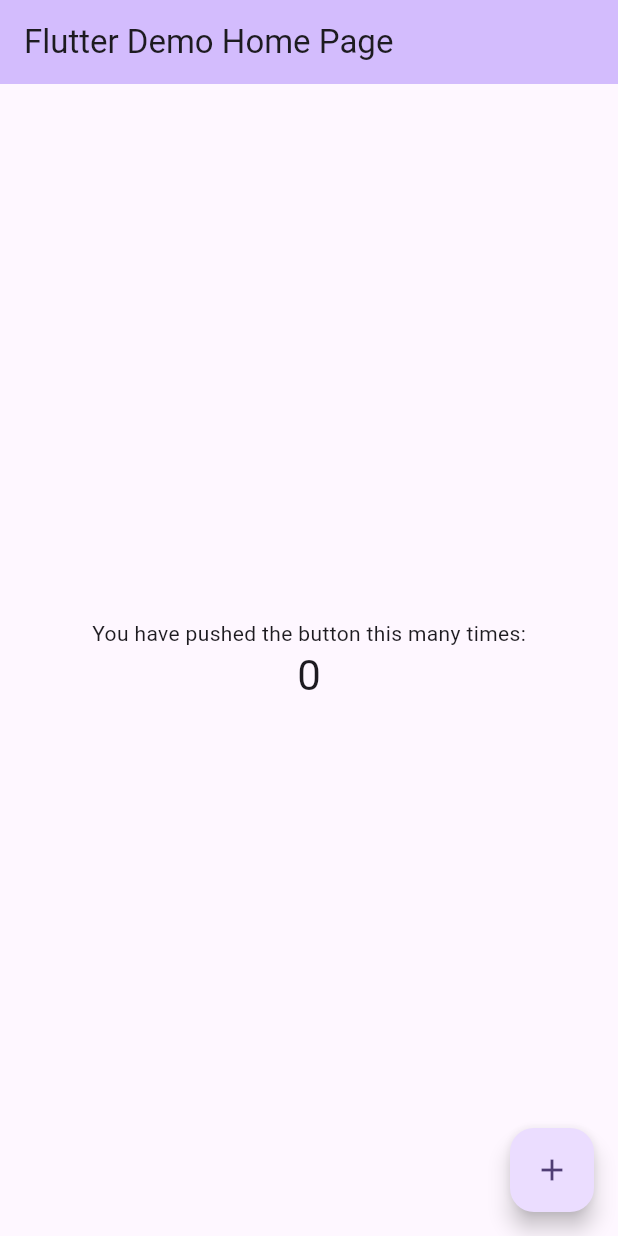
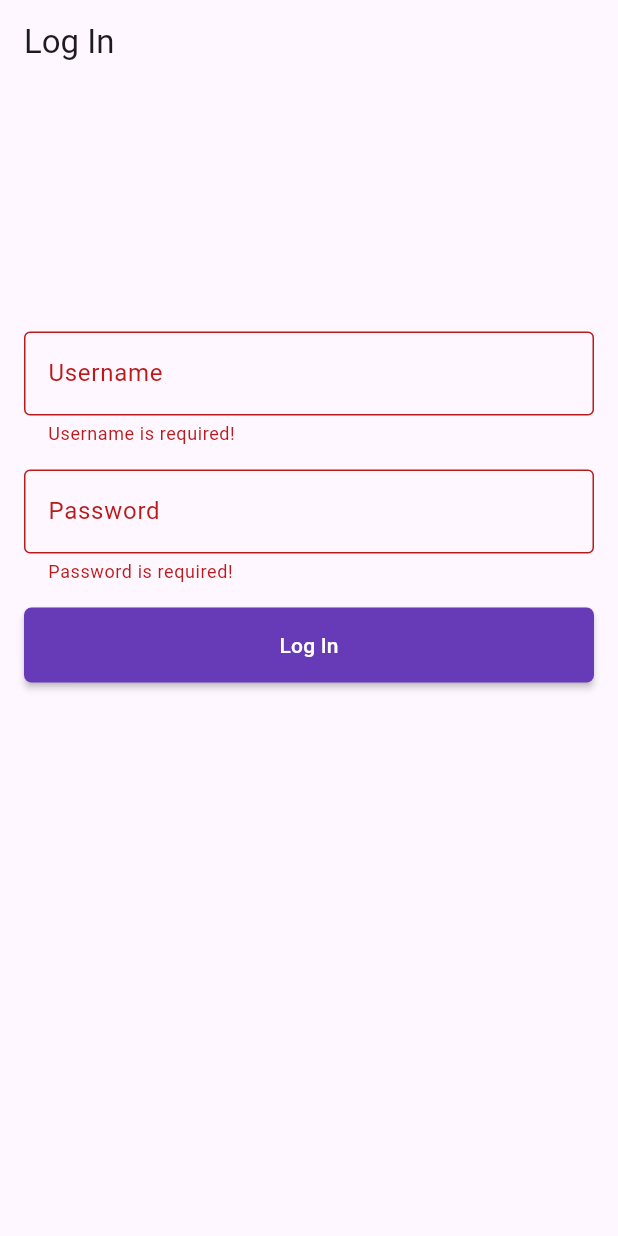
Before and after one commit to NRT-8519/ClientAndroidApp, a Flutter app: the screen it shows after launch, on a phone screen of 412 x 824 dp. Run offline on Flutter 3.47's test engine with Material 2 defaults, Android fonts, the phone set to English and light mode, and no system bars; our stand-ins replace flutter_secure_storage, jwt_decoder.

Commit message:
Login and Logout

```diff
--- /dev/null
+++ b/lib/auth/http_request.dart
@@ -0,0 +1,24 @@
+import 'dart:convert';
+
+import 'package:http/http.dart';
+
+class HttpRequests {
+  static const SERVER = "https://10.0.2.2:7215";
+
+  static Future<Response> authenticate(String username, String password) async {
+    final body = json.encode({
+      "username": username,
+      "password": password
+    });
+
+    Response result = await post(
+        Uri.parse("$SERVER/api/users/authenticate/"),
+        headers: {
+          "accept": "*/*",
+          "content-type": "application/json; charset=utf-8",
+        },
+        body: body);
+
+    return result;
+  }
+}
--- /dev/null
+++ b/lib/auth/login.dart
@@ -0,0 +1,100 @@
+import 'dart:convert';
+
+import 'package:client_android_app/auth/http_request.dart';
+import 'package:client_android_app/home.dart';
+import 'package:client_android_app/models/jwt.dart';
+import 'package:flutter/cupertino.dart';
+import 'package:flutter/material.dart';
+import 'package:flutter_secure_storage/flutter_secure_storage.dart';
+import 'package:http/http.dart';
+import 'package:jwt_decoder/jwt_decoder.dart';
+
+class LoginPage extends StatelessWidget {
+  LoginPage({super.key});
+
+  final TextEditingController usernameController = TextEditingController();
+  final TextEditingController passwordController = TextEditingController();
+
+  final storage = const FlutterSecureStorage();
+
+  void displayDialog(context, title, text) => showDialog(
+    context: context,
+    builder: (context) =>
+        AlertDialog(
+            title: Text(title),
+            content: Text(text)
+        ),
+  );
+
+  @override
+  Widget build(BuildContext context) {
+    return Scaffold(
+      appBar: AppBar(title: Text("Log In"), automaticallyImplyLeading: false),
+      body: Container(
+        width: MediaQuery.of(context).size.width,
+        height: MediaQuery.of(context).size.height,
+        alignment: Alignment.center,
+        child: Column(
+
+          children: [
+            Container(
+              margin: EdgeInsets.only(top: 165.0, left: 16.0, right: 16.0),
+              child: TextField(
+                controller: usernameController,
+                decoration: const InputDecoration(
+                    border: OutlineInputBorder(),
+                    labelText: "Username",
+                    errorText: "Username is required!"
+                ),
+              ),
+            ),
+            Container(
+              margin: EdgeInsets.all(16),
+              child: TextField(
+                controller: passwordController,
+                obscureText: true,
+                decoration: const InputDecoration(
+                    border: OutlineInputBorder(),
+                    labelText: "Password",
+                    errorText: "Password is required!"
+                ),
+              ),
+            ),
+            Container(
+              margin: EdgeInsets.only(left: 16.0, right: 16.0, top: 0.0),
+              height: 50.0,
+              width: MediaQuery.of(context).size.width,
+              child: MaterialButton(
+
+                shape: RoundedRectangleBorder(borderRadius: BorderRadius.circular(5)),
+                color: Colors.deepPurple,
+                textColor: Colors.white,
+                child: const Text("Log In"),
+                onPressed: () async {
+                  var username = usernameController.text;
+                  var password = passwordController.text;
+
+                  if (username != "" && password != "") {
+                    Response authResponse = await HttpRequests.authenticate(username, password);
+                    var jwt = jsonDecode(authResponse.body);
+                    JWT jwtToken = JWT(jwt["token"], jwt["referenceToken"], jwt["isAuthSuccessful"], jwt["errorMessage"]);
+
+                    if(jwtToken.isAuthSuccessful) {
+                      storage.write(key: "token", value: jwtToken.token);
+                      Navigator.push(context, MaterialPageRoute(builder: (context) => HomePage(JwtDecoder.decode(jwtToken.token))));
+                    }
+                    else {
+                      displayDialog(context, "An Error Occured", jwt.errorMessage);
+                    }
+                  }
+                },
+
+              ),
+            ),
+          ],
+        ),
+      )
+    );
+  }
+
+}
--- a/lib/main.dart
+++ b/lib/main.dart
@@ -1,17 +1,42 @@
+import 'dart:io';
+import 'dart:typed_data';
+
+import 'package:client_android_app/auth/http_overrides.dart';
+import 'package:client_android_app/auth/login.dart';
+import 'package:client_android_app/models/jwt.dart';
 import 'package:flutter/material.dart';
+import 'package:flutter/services.dart';
+import 'dart:convert' show json, base64, ascii;
+import 'package:flutter_secure_storage/flutter_secure_storage.dart';
+import 'package:http/http.dart' as http;
+import 'package:jwt_decoder/jwt_decoder.dart';
 
-void main() {
-  runApp(const MyApp());
+import 'home.dart';
+
+
+
+void main() async {
+  HttpOverrides.global = new LocalHttpOverrides();
+  runApp(const ClientWebApp());
 }
 
-class MyApp extends StatelessWidget {
-  const MyApp({super.key});
+var storage = FlutterSecureStorage();
+
+class ClientWebApp extends StatelessWidget {
+  const ClientWebApp({super.key});
+
+  Future<String> get jwtToken async {
+    var jwt = await storage.read(key: "token");
+    print(jwt);
+    if(jwt == null) return "";
+    return jwt;
+  }
 
   // This widget is the root of your application.
   @override
   Widget build(BuildContext context) {
     return MaterialApp(
-      title: 'Flutter Demo',
+      title: 'Client Web App',
       theme: ThemeData(
         // This is the theme of your application.
         //
@@ -31,95 +56,26 @@ class MyApp extends StatelessWidget {
         colorScheme: ColorScheme.fromSeed(seedColor: Colors.deepPurple),
         useMaterial3: true,
       ),
-      home: const MyHomePage(title: 'Flutter Demo Home Page'),
+      home: FutureBuilder(
+        future: jwtToken,
+        builder: (context, snapshot) {
+          if(!snapshot.hasData) { return CircularProgressIndicator();}
+          if(snapshot.data != "") {
+            var jwt = JwtDecoder.decode(snapshot.data!);
+            print(jwt.toString());
+            if (JwtDecoder.isExpired(snapshot.data!)) {
+              return LoginPage();
+            }
+            else {
+              return HomePage(jwt);
+            }
+          }
+          else {
+            return LoginPage();
+          }
+        },
+
+      ),
     );
   }
 }
-
-class MyHomePage extends StatefulWidget {
-  const MyHomePage({super.key, required this.title});
-
-  // This widget is the home page of your application. It is stateful, meaning
-  // that it has a State object (defined below) that contains fields that affect
-  // how it looks.
-
-  // This class is the configuration for the state. It holds the values (in this
-  // case the title) provided by the parent (in this case the App widget) and
-  // used by the build method of the State. Fields in a Widget subclass are
-  // always marked "final".
-
-  final String title;
-
-  @override
-  State<MyHomePage> createState() => _MyHomePageState();
-}
-
-class _MyHomePageState extends State<MyHomePage> {
-  int _counter = 0;
-
-  void _incrementCounter() {
-    setState(() {
-      // This call to setState tells the Flutter framework that something has
-      // changed in this State, which causes it to rerun the build method below
-      // so that the display can reflect the updated values. If we changed
-      // _counter without calling setState(), then the build method would not be
-      // called again, and so nothing would appear to happen.
-      _counter++;
-    });
-  }
-
-  @override
-  Widget build(BuildContext context) {
-    // This method is rerun every time setState is called, for instance as done
-    // by the _incrementCounter method above.
-    //
-    // The Flutter framework has been optimized to make rerunning build methods
-    // fast, so that you can just rebuild anything that needs updating rather
-    // than having to individually change instances of widgets.
-    return Scaffold(
-      appBar: AppBar(
-        // TRY THIS: Try changing the color here to a specific color (to
-        // Colors.amber, perhaps?) and trigger a hot reload to see the AppBar
-        // change color while the other colors stay the same.
-        backgroundColor: Theme.of(context).colorScheme.inversePrimary,
-        // Here we take the value from the MyHomePage object that was created by
-        // the App.build method, and use it to set our appbar title.
-        title: Text(widget.title),
-      ),
-      body: Center(
-        // Center is a layout widget. It takes a single child and positions it
-        // in the middle of the parent.
-        child: Column(
-          // Column is also a layout widget. It takes a list of children and
-          // arranges them vertically. By default, it sizes itself to fit its
-          // children horizontally, and tries to be as tall as its parent.
-          //
-          // Column has various properties to control how it sizes itself and
-          // how it positions its children. Here we use mainAxisAlignment to
-          // center the children vertically; the main axis here is the vertical
-          // axis because Columns are vertical (the cross axis would be
-          // horizontal).
-          //
-          // TRY THIS: Invoke "debug painting" (choose the "Toggle Debug Paint"
-          // action in the IDE, or press "p" in the console), to see the
-          // wireframe for each widget.
-          mainAxisAlignment: MainAxisAlignment.center,
-          children: <Widget>[
-            const Text(
-              'You have pushed the button this many times:',
-            ),
-            Text(
-              '$_counter',
-              style: Theme.of(context).textTheme.headlineMedium,
-            ),
-          ],
-        ),
-      ),
-      floatingActionButton: FloatingActionButton(
-        onPressed: _incrementCounter,
-        tooltip: 'Increment',
-        child: const Icon(Icons.add),
-      ), // This trailing comma makes auto-formatting nicer for build methods.
-    );
-  }
-}
--- /dev/null
+++ b/lib/models/jwt.dart
@@ -0,0 +1,11 @@
+import 'package:flutter/foundation.dart';
+
+@immutable
+class JWT {
+  final String token;
+  final String? referenceToken;
+  final bool isAuthSuccessful;
+  final String? errorMessage;
+
+  const JWT(this.token, this.referenceToken, this.isAuthSuccessful, this.errorMessage);
+}
```
Also changed, not shown: lib/auth/http_overrides.dart (added, +10 -0 lines), lib/home.dart (added, +41 -0 lines), pubspec.yaml (+6 -1 lines), 1 other file.
